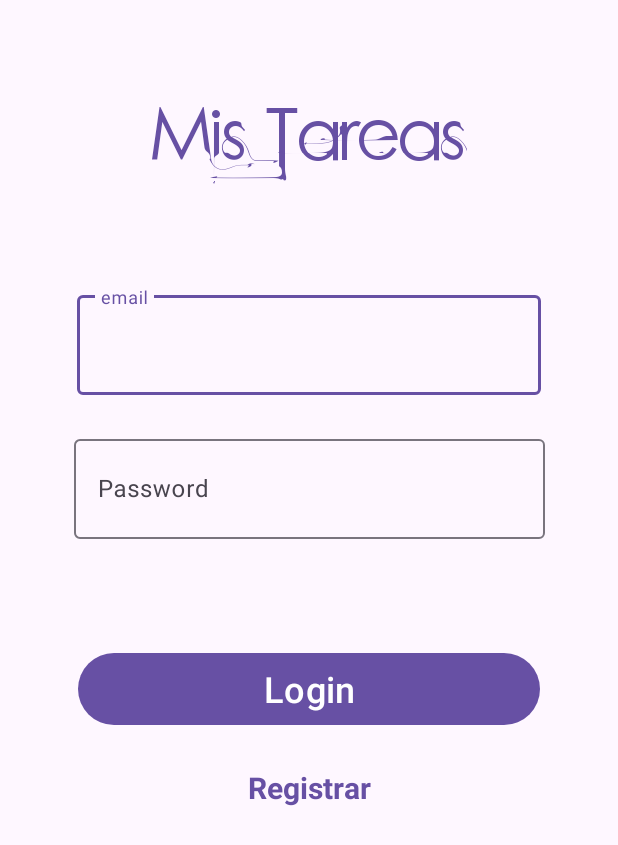
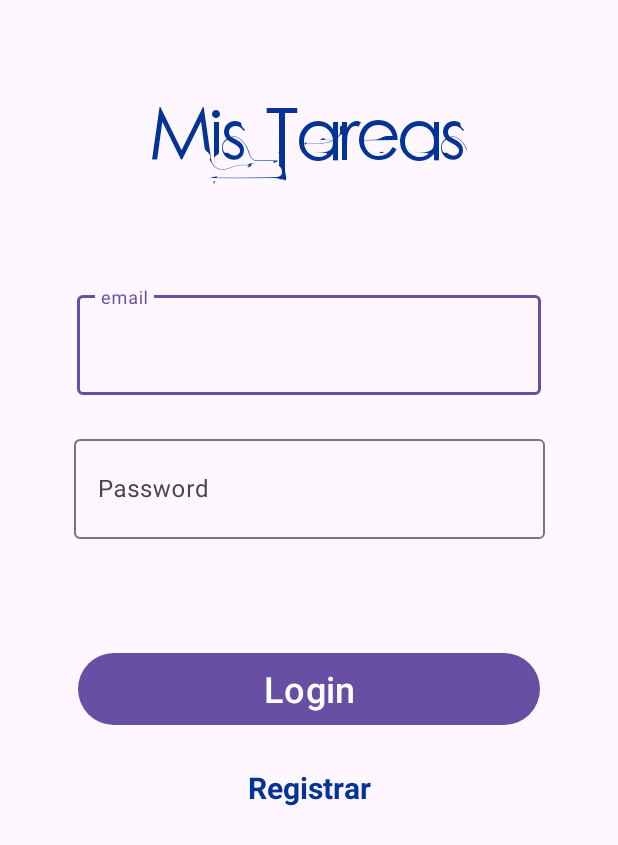
Before and after one commit to alonsofdez23/todo-android, an Android app: the screen it shows after launch (Login), on a phone screen of 412 x 824 dp. Shown: the top 845 px of the screen. Run offline under Robolectric (Android 15) with nearby library versions, the phone set to English and light mode, and no system bars; our stand-ins replace Firebase (no records; nobody signed in at launch, a user with empty details on screens opened directly).

Commit message:
change colors, icons

```diff
--- /dev/null
+++ b/app/src/main/res/drawable/baseline_add_task_24.xml
@@ -0,0 +1,5 @@
+<vector android:height="24dp" android:tint="#000000"
+    android:viewportHeight="24" android:viewportWidth="24"
+    android:width="24dp" xmlns:android="http://schemas.android.com/apk/res/android">
+    <path android:fillColor="@android:color/white" android:pathData="M22,5.18L10.59,16.6l-4.24,-4.24l1.41,-1.41l2.83,2.83l10,-10L22,5.18zM12,20c-4.41,0 -8,-3.59 -8,-8s3.59,-8 8,-8c1.57,0 3.04,0.46 4.28,1.25l1.45,-1.45C16.1,2.67 14.13,2 12,2C6.48,2 2,6.48 2,12s4.48,10 10,10c1.73,0 3.36,-0.44 4.78,-1.22l-1.5,-1.5C14.28,19.74 13.17,20 12,20zM19,15h-3v2h3v3h2v-3h3v-2h-3v-3h-2V15z"/>
+</vector>
--- /dev/null
+++ b/app/src/main/res/drawable/baseline_done_24.xml
@@ -0,0 +1,5 @@
+<vector android:height="24dp" android:tint="#000000"
+    android:viewportHeight="24" android:viewportWidth="24"
+    android:width="24dp" xmlns:android="http://schemas.android.com/apk/res/android">
+    <path android:fillColor="@android:color/white" android:pathData="M9,16.2L4.8,12l-1.4,1.4L9,19 21,7l-1.4,-1.4L9,16.2z"/>
+</vector>
--- /dev/null
+++ b/app/src/main/res/drawable/baseline_logout_24.xml
@@ -0,0 +1,5 @@
+<vector android:autoMirrored="true" android:height="24dp"
+    android:tint="#000000" android:viewportHeight="24"
+    android:viewportWidth="24" android:width="24dp" xmlns:android="http://schemas.android.com/apk/res/android">
+    <path android:fillColor="@android:color/white" android:pathData="M17,7l-1.41,1.41L18.17,11H8v2h10.17l-2.58,2.58L17,17l5,-5zM4,5h8V3H4c-1.1,0 -2,0.9 -2,2v14c0,1.1 0.9,2 2,2h8v-2H4V5z"/>
+</vector>
--- a/app/src/main/res/layout/activity_login.xml
+++ b/app/src/main/res/layout/activity_login.xml
@@ -12,7 +12,7 @@
         android:layout_height="wrap_content"
         android:layout_marginTop="56dp"
         android:text="@string/titulo"
-        android:textColor="@color/morado"
+        android:textColor="@color/main"
         android:textSize="50sp"
         app:layout_constraintEnd_toEndOf="parent"
         app:layout_constraintStart_toStartOf="parent"
@@ -33,7 +33,7 @@
             android:layout_width="match_parent"
             android:layout_height="match_parent"
             android:hint="@string/hintCorreo"
-            android:textColorHint="@color/morado_claro"
+            android:textColorHint="@color/secondary"
             android:textSize="16sp" />
 
     <requestFocus />
@@ -54,7 +54,7 @@
             android:layout_height="match_parent"
             android:hint="@string/hintPass"
             android:inputType="textPassword"
-            android:textColorHint="@color/morado_claro"
+            android:textColorHint="@color/secondary"
             android:textSize="16sp" />
     </com.google.android.material.textfield.TextInputLayout>
 
@@ -76,7 +76,7 @@
         android:layout_height="wrap_content"
         android:layout_marginTop="24dp"
         android:text="@string/registro"
-        android:textColor="@color/morado"
+        android:textColor="@color/main"
         android:textSize="20sp"
         android:textStyle="bold"
         app:layout_constraintEnd_toEndOf="parent"
--- a/app/src/main/res/layout/item_tarea.xml
+++ b/app/src/main/res/layout/item_tarea.xml
@@ -12,7 +12,7 @@
         android:layout_marginStart="24dp"
         android:layout_marginTop="32dp"
         android:text="@string/tarea"
-        android:textColor="@color/morado"
+        android:textColor="@color/main"
         android:textSize="16sp"
         android:textStyle="bold"
         app:layout_constraintStart_toStartOf="parent"
@@ -24,7 +24,7 @@
         android:layout_height="wrap_content"
         android:layout_marginTop="16dp"
         android:layout_marginEnd="32dp"
-        android:text="@string/done"
+        app:icon="@drawable/baseline_done_24"
         android:textSize="16sp"
         android:onClick="borrarTarea"
         app:layout_constraintEnd_toEndOf="parent"
--- a/app/src/main/res/menu/menu.xml
+++ b/app/src/main/res/menu/menu.xml
@@ -6,13 +6,13 @@
     <item
         android:id="@+id/mas"
         android:title="@string/mas"
-        android:icon="@mipmap/mas"
+        android:icon="@drawable/baseline_add_task_24"
         app:showAsAction="ifRoom"
         />
     <item
         android:id="@+id/logout"
         android:title="@string/logout"
-        android:icon="@mipmap/logout"
+        android:icon="@drawable/baseline_logout_24"
         app:showAsAction="ifRoom"
         />
 </menu>
--- a/app/src/main/res/values/colors.xml
+++ b/app/src/main/res/values/colors.xml
@@ -2,6 +2,6 @@
 <resources>
     <color name="black">#FF000000</color>
     <color name="white">#FFFFFFFF</color>
-    <color name="morado">#6750A4</color>
-    <color name="morado_claro">#FFBB86FC</color>
+    <color name="main">#033495</color>
+    <color name="secondary">#015a82</color>
 </resources>
```
